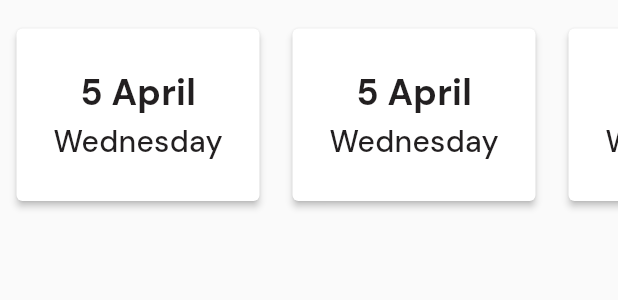
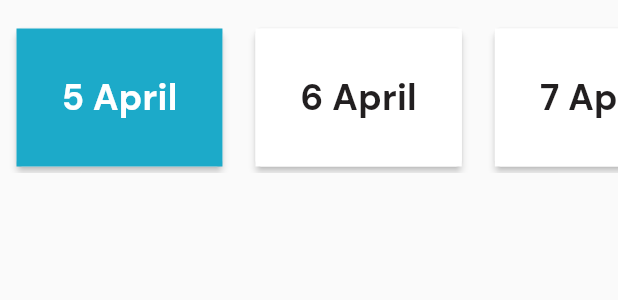
Before and after one commit to faldi-qios/gym-qios, a Flutter app: the DateSelect widget shown alone on an empty page, opened directly, on a phone screen of 412 x 824 dp. Shown: the top 300 px of the screen. Run offline on Flutter 3.47's test engine with Material 2 defaults, Android fonts, the phone set to English and light mode, and no system bars; our stand-ins replace cloud_firestore, firebase_core, go_router, google_fonts; accounts and stored records are empty; network calls fail.

Commit message:
added interactive button when choosing time and date

```diff
--- a/gym/lib/main.dart
+++ b/gym/lib/main.dart
@@ -4,6 +4,7 @@ import 'package:gym/providers/gym_class_provider.dart';
 import 'package:gym/routes.dart';
 import 'package:provider/provider.dart';
 import 'package:firebase_core/firebase_core.dart';
+import 'package:cloud_firestore/cloud_firestore.dart';
 
 // void main() {
 //   runApp(const MyApp());
--- a/gym/lib/screens/class_detail/widgets/date_select.dart
+++ b/gym/lib/screens/class_detail/widgets/date_select.dart
@@ -9,20 +9,114 @@ class DateSelect extends StatefulWidget {
 }
 
 class _DateSelectState extends State<DateSelect> {
+  //* Placeholder data for date
+  List<String> date = [
+    "5 April",
+    "6 April",
+    "7 April",
+    "8 April",
+    "9 April",
+    "10 April",
+    "11 April",
+  ];
+
+  //* Initial data selected (selected first data)
+  int selectedDate = 0;
+
   @override
   Widget build(BuildContext context) {
-    return SingleChildScrollView(
+    return Padding(
+      padding: const EdgeInsets.symmetric(
+        vertical: 15,
+      ),
+      child: SizedBox(
+        height: 100,
+        child: ListView.builder(
           scrollDirection: Axis.horizontal,
-      child: Padding(
-        padding: const EdgeInsets.symmetric(
-          vertical: 15, //for padding
+          itemCount: date.length,
+          itemBuilder: (context, index) => buildDate(index),
         ),
+      ),
+    );
 
-        //? MAKE THE DYNAMIC ONE LATER
-        child: Row(
-          children: [
-            for (var i = 0; i < 7; i++)
-              Padding(
+    //  SingleChildScrollView(
+    //   scrollDirection: Axis.horizontal,
+    //   child: Padding(
+    //     padding: const EdgeInsets.symmetric(
+    //       vertical: 15, //for padding
+    //     ),
+
+    //     //? MAKE THE DYNAMIC ONE LATER
+    //     child: Row(
+    //       children: [
+    //         for (var i = 0; i < 7; i++)
+    //           Padding(
+    //             padding: const EdgeInsets.symmetric(horizontal: 7),
+    //             child: Card(
+    //               elevation: 2,
+
+    //               // width: 115,
+    //               // height: 162,
+    //               // decoration: BoxDecoration(
+    //               //   color: Colors.white,
+    //               //   borderRadius: BorderRadius.circular(10),
+    //               // boxShadow: [
+    //               //   BoxShadow(
+    //               //     color: Colors.grey.withOpacity(0.5),
+    //               //     spreadRadius: 3,
+    //               //     blurRadius: 5,
+    //               //     offset: const Offset(0, 3),
+    //               //   )
+    //               // ],
+    //               //)
+
+    //               child: InkWell(
+    //                 onTap: () {
+    //                   print("You clicked the date");
+    //                 },
+    //                 child: Container(
+    //                   height: 115,
+    //                   width: 162,
+    //                   padding: EdgeInsets.all(10),
+    //                   child: Column(
+    //                     mainAxisAlignment: MainAxisAlignment.center,
+    //                     children: [
+    //                       Text(
+    //                         "5 April",
+    //                         style: GoogleFonts.dmSans(
+    //                           fontSize: 24,
+    //                           fontWeight: FontWeight.w700,
+    //                           letterSpacing: 0.17,
+    //                           color: Color(0XFF221F20),
+    //                         ),
+    //                       ),
+    //                       const SizedBox(
+    //                         height: 4,
+    //                       ),
+    //                       const Text(
+    //                         "Wednesday",
+    //                         style: TextStyle(
+    //                           fontSize: 20,
+    //                           fontWeight: FontWeight.w500,
+    //                           letterSpacing: 0.17,
+    //                           color: Color(0XFF221F20),
+    //                         ),
+    //                       ),
+    //                     ],
+    //                   ),
+    //                 ),
+    //               ),
+    //             ),
+    //           )
+    //       ],
+    //     ),
+    //   ),
+    // );
+  }
+
+//* Modular widget for the date tile
+  Widget buildDate(int index) {
+    return Padding(
       padding: const EdgeInsets.symmetric(horizontal: 7),
       child: Card(
         elevation: 2,
@@ -44,43 +138,28 @@ class _DateSelectState extends State<DateSelect> {
 
         child: InkWell(
           onTap: () {
-                      print("You clicked the date");
+            setState(() {
+              selectedDate = index;
+            });
           },
           child: Container(
-                      height: 115,
-                      width: 162,
-                      padding: EdgeInsets.all(10),
-                      child: Column(
-                        mainAxisAlignment: MainAxisAlignment.center,
-                        children: [
-                          Text(
-                            "5 April",
+            alignment: Alignment.center,
+            color: selectedDate == index
+                ? Theme.of(context).primaryColor
+                : Colors.white,
+            // height: 115,
+            // width: 162,
+            padding: EdgeInsets.all(30),
+            child: Text(
+              date[index],
               style: GoogleFonts.dmSans(
                 fontSize: 24,
                 fontWeight: FontWeight.w700,
                 letterSpacing: 0.17,
-                              color: Color(0XFF221F20),
-                            ),
-                          ),
-                          const SizedBox(
-                            height: 4,
-                          ),
-                          const Text(
-                            "Wednesday",
-                            style: TextStyle(
-                              fontSize: 20,
-                              fontWeight: FontWeight.w500,
-                              letterSpacing: 0.17,
-                              color: Color(0XFF221F20),
-                            ),
-                          ),
-                        ],
+                color: selectedDate == index ? Colors.white : Color(0XFF221F20),
               ),
             ),
           ),
-                ),
-              )
-          ],
         ),
       ),
     );
```
Also changed, not shown: gym/lib/screens/class_detail/class_detail_page.dart (+4 -5 lines), gym/lib/screens/class_detail/widgets/time_select.dart (+89 -21 lines), gym/lib/screens/enroll_class/enroll_class.dart (+7 -18 lines), 1 other file. Lines whose indentation alone changed are shown as unchanged.
